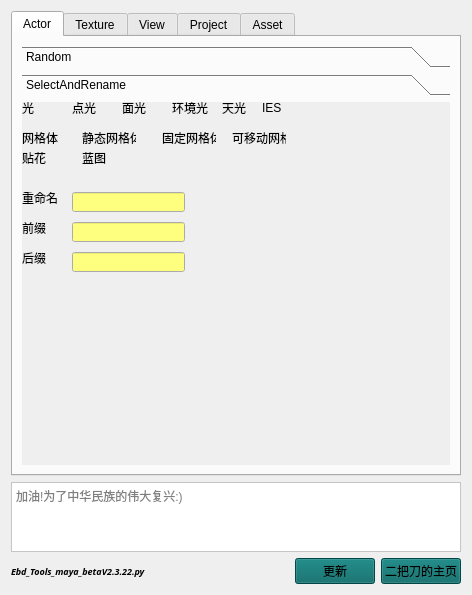
dongpingyao/ErBaDao_Tool_UE5, file ui/Ebd_Tools_UE5.ui: the form before one commit.
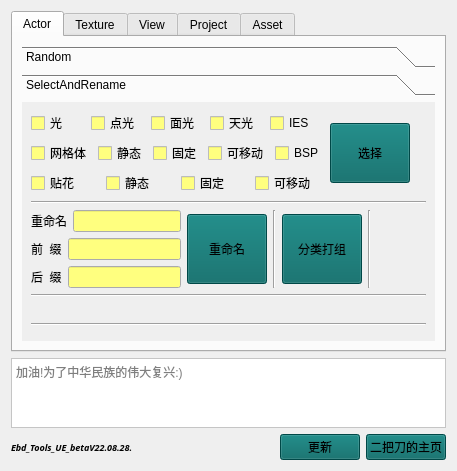
The form after the commit. The open tabs and pages were chosen to show the change.

Patch:
```diff
--- a/ui/Ebd_Tools_UE5.ui
+++ b/ui/Ebd_Tools_UE5.ui
@@ -6,8 +6,8 @@
    <rect>
     <x>0</x>
     <y>0</y>
-    <width>472</width>
-    <height>595</height>
+    <width>457</width>
+    <height>471</height>
    </rect>
   </property>
   <property name="palette">
@@ -1317,238 +1317,326 @@
            <rect>
             <x>0</x>
             <y>0</y>
-            <width>430</width>
-            <height>373</height>
+            <width>415</width>
+            <height>249</height>
            </rect>
           </property>
           <attribute name="label">
            <string>SelectAndRename</string>
           </attribute>
-          <widget class="QLabel" name="label">
-           <property name="geometry">
-            <rect>
-             <x>0</x>
-             <y>30</y>
-             <width>54</width>
-             <height>12</height>
-            </rect>
-           </property>
+          <layout class="QVBoxLayout" name="verticalLayout_21">
+           <item>
+            <layout class="QVBoxLayout" name="verticalLayout_20">
+             <item>
+              <layout class="QHBoxLayout" name="horizontalLayout_16">
+               <item>
+                <layout class="QVBoxLayout" name="verticalLayout_19">
+                 <item>
+                  <layout class="QHBoxLayout" name="horizontalLayout_10">
+                   <item>
+                    <widget class="QCheckBox" name="checkBox_7">
            <property name="text">
-            <string>网格体</string>
-           </property>
-          </widget>
-          <widget class="QLabel" name="label_2">
-           <property name="geometry">
-            <rect>
-             <x>0</x>
-             <y>50</y>
-             <width>54</width>
-             <height>12</height>
-            </rect>
-           </property>
-           <property name="text">
-            <string>贴花</string>
-           </property>
-          </widget>
-          <widget class="QLabel" name="label_3">
-           <property name="geometry">
-            <rect>
-             <x>50</x>
-             <y>0</y>
-             <width>54</width>
-             <height>12</height>
-            </rect>
-           </property>
+                      <string>光</string>
+                     </property>
+                    </widget>
+                   </item>
+                   <item>
+                    <widget class="QCheckBox" name="checkBox_4">
            <property name="text">
             <string>点光</string>
            </property>
           </widget>
-          <widget class="QLabel" name="label_7">
-           <property name="geometry">
-            <rect>
-             <x>100</x>
-             <y>0</y>
-             <width>54</width>
-             <height>12</height>
-            </rect>
-           </property>
+                   </item>
+                   <item>
+                    <widget class="QCheckBox" name="checkBox_5">
            <property name="text">
             <string>面光</string>
            </property>
           </widget>
-          <widget class="QLabel" name="label_8">
-           <property name="geometry">
-            <rect>
-             <x>240</x>
-             <y>0</y>
-             <width>54</width>
-             <height>12</height>
-            </rect>
-           </property>
-           <property name="text">
-            <string>IES</string>
-           </property>
-          </widget>
-          <widget class="QLabel" name="label_9">
-           <property name="geometry">
-            <rect>
-             <x>60</x>
-             <y>30</y>
-             <width>54</width>
-             <height>12</height>
-            </rect>
-           </property>
-           <property name="text">
-            <string>静态网格体</string>
-           </property>
-          </widget>
-          <widget class="QLabel" name="label_10">
-           <property name="geometry">
-            <rect>
-             <x>140</x>
-             <y>30</y>
-             <width>54</width>
-             <height>12</height>
-            </rect>
-           </property>
-           <property name="text">
-            <string>固定网格体</string>
-           </property>
-          </widget>
-          <widget class="QLabel" name="label_11">
-           <property name="geometry">
-            <rect>
-             <x>210</x>
-             <y>30</y>
-             <width>54</width>
-             <height>12</height>
-            </rect>
-           </property>
-           <property name="text">
-            <string>可移动网格体</string>
-           </property>
-          </widget>
-          <widget class="QLabel" name="label_12">
-           <property name="geometry">
-            <rect>
-             <x>0</x>
-             <y>0</y>
-             <width>54</width>
-             <height>12</height>
-            </rect>
-           </property>
-           <property name="text">
-            <string>光</string>
-           </property>
-          </widget>
-          <widget class="QLabel" name="label_13">
-           <property name="geometry">
-            <rect>
-             <x>150</x>
-             <y>0</y>
-             <width>54</width>
-             <height>12</height>
-            </rect>
-           </property>
-           <property name="text">
-            <string>环境光</string>
-           </property>
-          </widget>
-          <widget class="QLabel" name="label_14">
-           <property name="geometry">
-            <rect>
-             <x>200</x>
-             <y>0</y>
-             <width>54</width>
-             <height>12</height>
-            </rect>
-           </property>
+                   </item>
+                   <item>
+                    <widget class="QCheckBox" name="checkBox_6">
            <property name="text">
             <string>天光</string>
            </property>
           </widget>
-          <widget class="QLabel" name="label_51">
-           <property name="geometry">
-            <rect>
-             <x>60</x>
-             <y>50</y>
-             <width>54</width>
-             <height>12</height>
-            </rect>
-           </property>
+                   </item>
+                   <item>
+                    <widget class="QCheckBox" name="checkBox_8">
+                     <property name="text">
+                      <string>IES</string>
+                     </property>
+                    </widget>
+                   </item>
+                  </layout>
+                 </item>
+                 <item>
+                  <layout class="QHBoxLayout" name="horizontalLayout_11">
+                   <item>
+                    <widget class="QCheckBox" name="checkBox_9">
            <property name="text">
-            <string>蓝图</string>
-           </property>
-          </widget>
+                      <string>网格体</string>
+                     </property>
+                    </widget>
+                   </item>
+                   <item>
+                    <widget class="QCheckBox" name="checkBox_10">
+                     <property name="text">
+                      <string>静态</string>
+                     </property>
+                    </widget>
+                   </item>
+                   <item>
+                    <widget class="QCheckBox" name="checkBox_11">
+                     <property name="text">
+                      <string>固定</string>
+                     </property>
+                    </widget>
+                   </item>
+                   <item>
+                    <widget class="QCheckBox" name="checkBox_12">
+                     <property name="text">
+                      <string>可移动</string>
+                     </property>
+                    </widget>
+                   </item>
+                   <item>
+                    <widget class="QCheckBox" name="checkBox_13">
+                     <property name="text">
+                      <string>BSP</string>
+                     </property>
+                    </widget>
+                   </item>
+                  </layout>
+                 </item>
+                 <item>
+                  <layout class="QHBoxLayout" name="horizontalLayout_12">
+                   <item>
+                    <widget class="QCheckBox" name="checkBox_14">
+                     <property name="text">
+                      <string>贴花</string>
+                     </property>
+                    </widget>
+                   </item>
+                   <item>
+                    <widget class="QCheckBox" name="checkBox_15">
+                     <property name="text">
+                      <string>静态</string>
+                     </property>
+                    </widget>
+                   </item>
+                   <item>
+                    <widget class="QCheckBox" name="checkBox_16">
+                     <property name="text">
+                      <string>固定</string>
+                     </property>
+                    </widget>
+                   </item>
+                   <item>
+                    <widget class="QCheckBox" name="checkBox_17">
+                     <property name="text">
+                      <string>可移动</string>
+                     </property>
+                    </widget>
+                   </item>
+                  </layout>
+                 </item>
+                </layout>
+               </item>
+               <item>
+                <widget class="QPushButton" name="pushButton_2">
+                 <property name="minimumSize">
+                  <size>
+                   <width>0</width>
+                   <height>60</height>
+                  </size>
+                 </property>
+                 <property name="styleSheet">
+                  <string notr="true">background-color: rgb(0, 101, 99);</string>
+                 </property>
+                 <property name="text">
+                  <string>选择</string>
+                 </property>
+                </widget>
+               </item>
+               <item>
+                <spacer name="horizontalSpacer_6">
+                 <property name="orientation">
+                  <enum>Qt::Horizontal</enum>
+                 </property>
+                 <property name="sizeHint" stdset="0">
+                  <size>
+                   <width>40</width>
+                   <height>20</height>
+                  </size>
+                 </property>
+                </spacer>
+               </item>
+              </layout>
+             </item>
+             <item>
+              <widget class="Line" name="line_6">
+               <property name="orientation">
+                <enum>Qt::Horizontal</enum>
+               </property>
+              </widget>
+             </item>
+             <item>
+              <layout class="QHBoxLayout" name="horizontalLayout_17">
+               <item>
+                <layout class="QVBoxLayout" name="verticalLayout_18">
+                 <item>
+                  <layout class="QHBoxLayout" name="horizontalLayout_13">
+                   <item>
           <widget class="QLabel" name="label_52">
-           <property name="geometry">
-            <rect>
-             <x>0</x>
-             <y>90</y>
-             <width>54</width>
-             <height>12</height>
-            </rect>
-           </property>
            <property name="text">
             <string>重命名</string>
            </property>
           </widget>
-          <widget class="QLineEdit" name="lineEdit">
-           <property name="geometry">
-            <rect>
-             <x>50</x>
-             <y>90</y>
-             <width>113</width>
-             <height>20</height>
-            </rect>
-           </property>
-          </widget>
+                   </item>
+                   <item>
+                    <widget class="QLineEdit" name="lineEdit"/>
+                   </item>
+                  </layout>
+                 </item>
+                 <item>
+                  <layout class="QHBoxLayout" name="horizontalLayout_14">
+                   <item>
           <widget class="QLabel" name="label_53">
-           <property name="geometry">
-            <rect>
-             <x>0</x>
-             <y>120</y>
-             <width>54</width>
-             <height>12</height>
-            </rect>
-           </property>
            <property name="text">
-            <string>前缀</string>
-           </property>
-          </widget>
-          <widget class="QLineEdit" name="lineEdit_2">
-           <property name="geometry">
-            <rect>
-             <x>50</x>
-             <y>120</y>
-             <width>113</width>
-             <height>20</height>
-            </rect>
-           </property>
-          </widget>
+                      <string>前  缀</string>
+                     </property>
+                    </widget>
+                   </item>
+                   <item>
+                    <widget class="QLineEdit" name="lineEdit_2"/>
+                   </item>
+                  </layout>
+                 </item>
+                 <item>
+                  <layout class="QHBoxLayout" name="horizontalLayout_15">
+                   <item>
           <widget class="QLabel" name="label_54">
-           <property name="geometry">
-            <rect>
-             <x>0</x>
-             <y>150</y>
-             <width>54</width>
-             <height>12</height>
-            </rect>
-           </property>
+                     <property name="text">
+                      <string>后  缀</string>
+                     </property>
+                    </widget>
+                   </item>
+                   <item>
+                    <widget class="QLineEdit" name="lineEdit_3"/>
+                   </item>
+                  </layout>
+                 </item>
+                </layout>
+               </item>
+               <item>
+                <widget class="QPushButton" name="pushButton_3">
+                 <property name="minimumSize">
+                  <size>
+                   <width>0</width>
+                   <height>70</height>
+                  </size>
+                 </property>
+                 <property name="styleSheet">
+                  <string notr="true">background-color: rgb(0, 101, 99);</string>
+                 </property>
            <property name="text">
-            <string>后缀</string>
-           </property>
-          </widget>
-          <widget class="QLineEdit" name="lineEdit_3">
-           <property name="geometry">
-            <rect>
-             <x>50</x>
-             <y>150</y>
-             <width>113</width>
+                  <string>重命名</string>
+                 </property>
+                </widget>
+               </item>
+               <item>
+                <widget class="Line" name="line_9">
+                 <property name="orientation">
+                  <enum>Qt::Vertical</enum>
+                 </property>
+                </widget>
+               </item>
+               <item>
+                <widget class="QPushButton" name="pushButton_4">
+                 <property name="minimumSize">
+                  <size>
+                   <width>0</width>
+                   <height>70</height>
+                  </size>
+                 </property>
+                 <property name="styleSheet">
+                  <string notr="true">background-color: rgb(0, 101, 99);</string>
+                 </property>
+                 <property name="text">
+                  <string>分类打组</string>
+                 </property>
+                </widget>
+               </item>
+               <item>
+                <widget class="Line" name="line_10">
+                 <property name="orientation">
+                  <enum>Qt::Vertical</enum>
+                 </property>
+                </widget>
+               </item>
+               <item>
+                <spacer name="horizontalSpacer_7">
+                 <property name="orientation">
+                  <enum>Qt::Horizontal</enum>
+                 </property>
+                 <property name="sizeHint" stdset="0">
+                  <size>
+                   <width>40</width>
              <height>20</height>
-            </rect>
-           </property>
-          </widget>
+                  </size>
+                 </property>
+                </spacer>
+               </item>
+              </layout>
+             </item>
+             <item>
+              <widget class="Line" name="line_7">
+               <property name="orientation">
+                <enum>Qt::Horizontal</enum>
+               </property>
+              </widget>
+             </item>
+             <item>
+              <layout class="QHBoxLayout" name="horizontalLayout_18">
+               <item>
+                <spacer name="horizontalSpacer_8">
+                 <property name="orientation">
+                  <enum>Qt::Horizontal</enum>
+                 </property>
+                 <property name="sizeHint" stdset="0">
+                  <size>
+                   <width>40</width>
+                   <height>20</height>
+                  </size>
+                 </property>
+                </spacer>
+               </item>
+              </layout>
+             </item>
+             <item>
+              <widget class="Line" name="line_8">
+               <property name="orientation">
+                <enum>Qt::Horizontal</enum>
+               </property>
+              </widget>
+             </item>
+             <item>
+              <spacer name="verticalSpacer">
+               <property name="orientation">
+                <enum>Qt::Vertical</enum>
+               </property>
+               <property name="sizeHint" stdset="0">
+                <size>
+                 <width>20</width>
+                 <height>40</height>
+                </size>
+               </property>
+              </spacer>
+             </item>
+            </layout>
+           </item>
+          </layout>
          </widget>
         </widget>
        </item>
@@ -1932,7 +2020,7 @@
           </font>
          </property>
          <property name="text">
-          <string>Ebd_Tools_maya_betaV2.3.22.py</string>
+          <string>Ebd_Tools_UE_betaV22.08.28.</string>
          </property>
         </widget>
        </item>
```
Left out of the diff: 352 changed lines with no effect on the pictures. Lines whose indentation alone changed are shown as unchanged.
